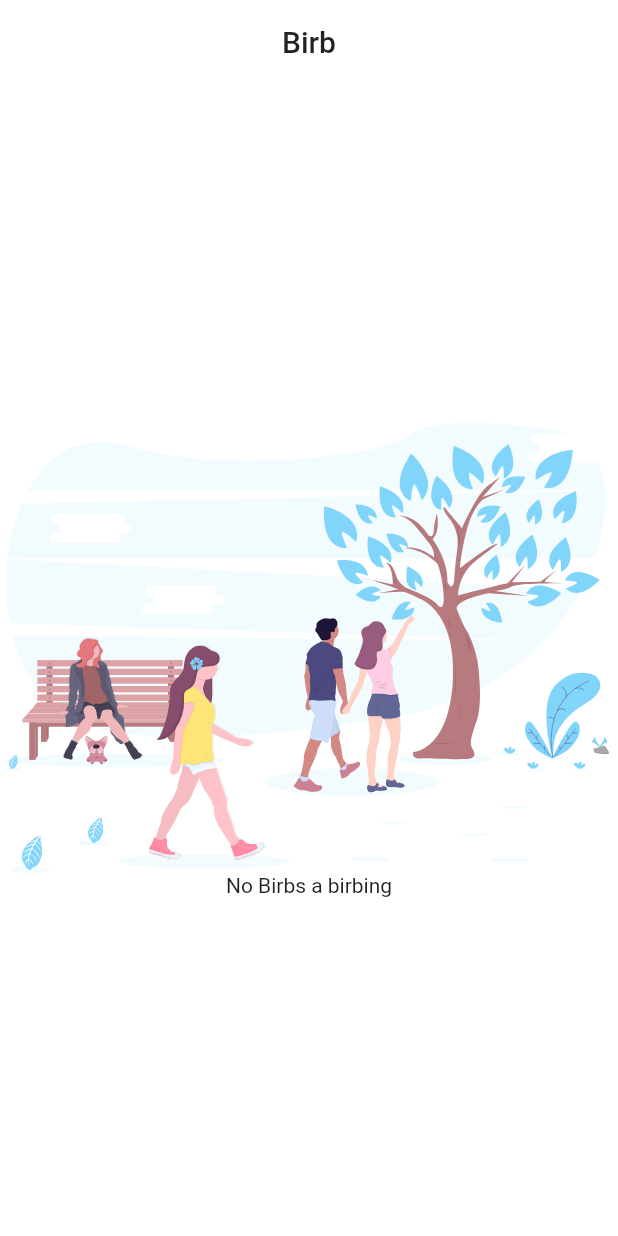
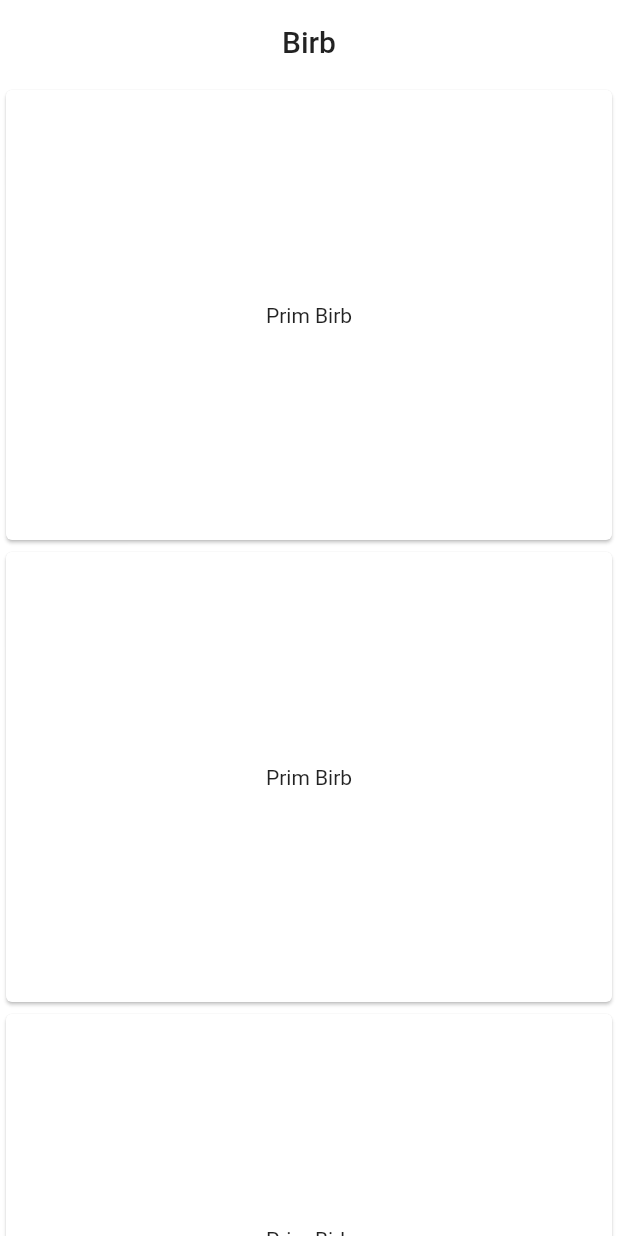
Before and after one commit to abraham/birb, a Flutter app: the screen it shows after launch, on a phone screen of 412 x 824 dp. Run offline on Flutter 3.47's test engine with Material 2 defaults, Android fonts, the phone set to English and light mode, and no system bars; our stand-ins replace flutter_svg.

Commit message:
Add PostsList widget

```diff
--- a/app/lib/main.dart
+++ b/app/lib/main.dart
@@ -1,7 +1,7 @@
 import 'package:flutter/material.dart';
 import 'package:flutter/services.dart';
 
-import 'no_content.dart';
+import 'posts_list.dart';
 
 void main() {
   runApp(MyApp());
@@ -51,7 +51,7 @@ class _MyHomePageState extends State<MyHomePage> {
         ),
         elevation: 0.0,
       ),
-      body: const NoContent(),
+      body: const PostsList(),
     );
   }
 }
--- /dev/null
+++ b/app/lib/posts_list.dart
@@ -0,0 +1,22 @@
+import 'package:flutter/material.dart';
+
+class PostsList extends StatelessWidget {
+  const PostsList();
+
+  static const List<int> _items = <int>[0, 1, 2];
+
+  @override
+  Widget build(BuildContext context) {
+    return ListView(
+        children: _items.map((int index) {
+      return Card(
+        child: Container(
+          height: 300.0,
+          child: const Center(
+            child: Text('Prim Birb'),
+          ),
+        ),
+      );
+    }).toList());
+  }
+}
```
Also changed, not shown: 3 other files.
